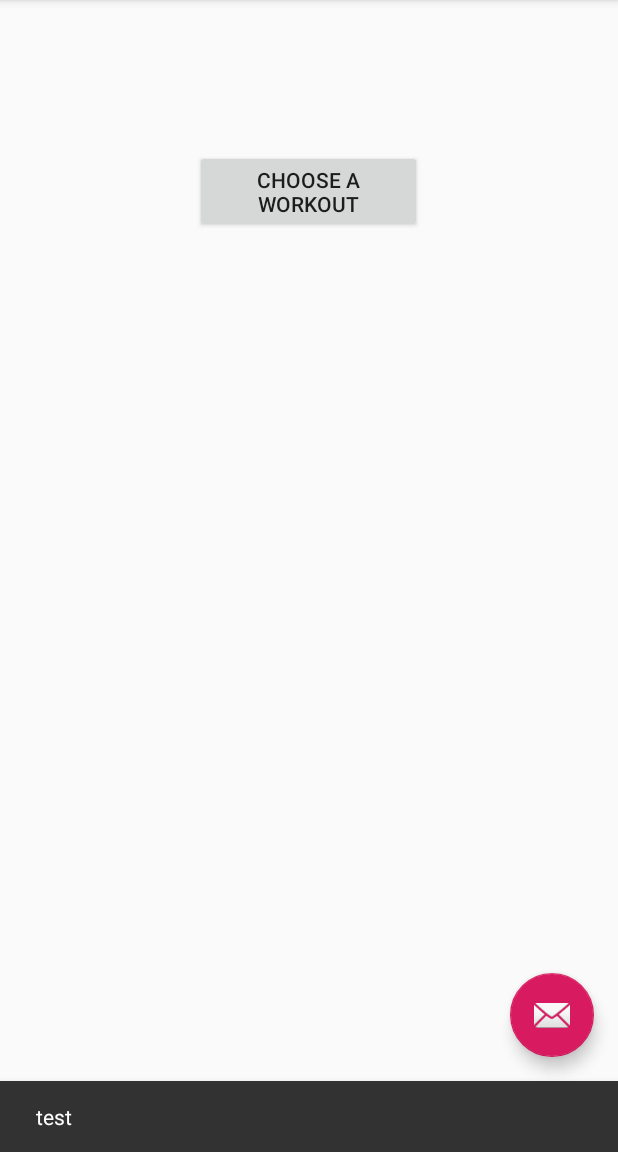
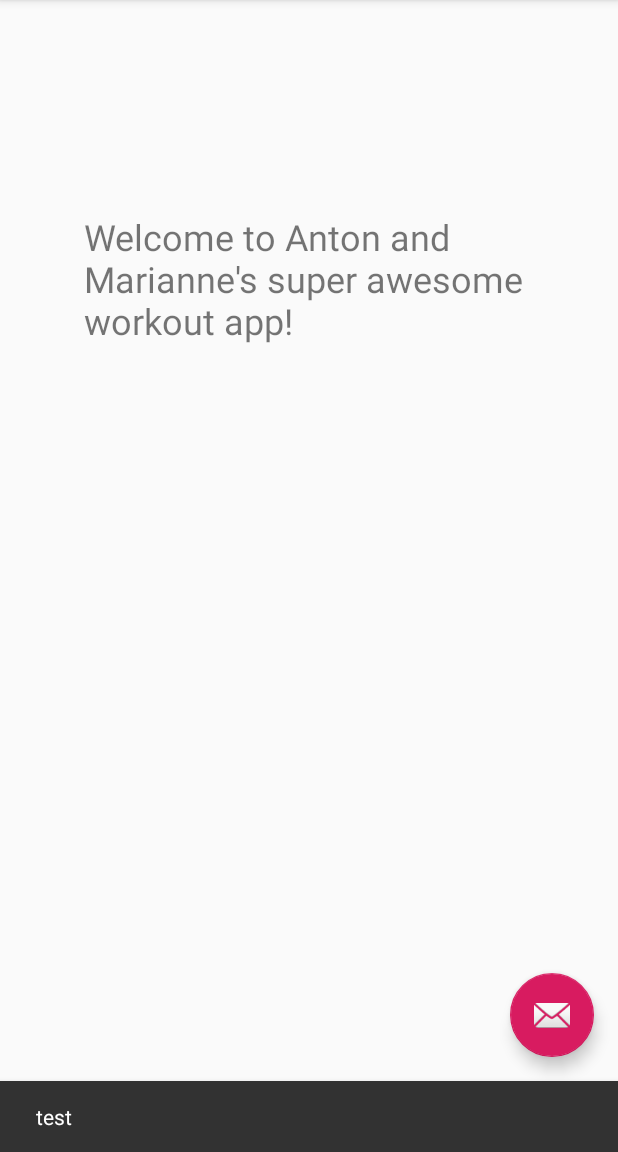
Before and after one commit to Mri1412/myPetProject, an Android app: the screen it shows after launch (MainActivity), after a tap on an icon or button, on a phone screen of 412 x 824 dp, the part 84-1236 px from its top. Run offline under Robolectric (Android 15) with nearby library versions, the phone set to English and light mode, and no system bars.

Commit message:
super important welcome text added

```diff
--- a/app/src/main/res/layout/content_main.xml
+++ b/app/src/main/res/layout/content_main.xml
@@ -8,20 +8,35 @@
     tools:context=".MainActivity"
     tools:showIn="@layout/activity_main">
 
+    <TextView
+        android:id="@+id/textView"
+        android:layout_width="135pt"
+        android:layout_height="wrap_content"
+        android:text="@string/welcome_text"
+        android:textSize="24sp"
+        app:layout_constraintBottom_toBottomOf="parent"
+        app:layout_constraintLeft_toLeftOf="parent"
+        app:layout_constraintRight_toRightOf="parent"
+        app:layout_constraintTop_toTopOf="parent"
+        app:layout_constraintVertical_bias="0.208" />
+
     <Button
         android:id="@+id/buttonWorkout"
         android:layout_width="151dp"
         android:layout_height="55dp"
         android:layout_marginStart="130dp"
         android:layout_marginLeft="130dp"
-        android:layout_marginTop="100dp"
+        android:layout_marginTop="300dp"
         android:layout_marginEnd="130dp"
         android:layout_marginRight="130dp"
+        android:layout_marginBottom="264dp"
         android:text="@string/choose_workout_button"
         android:visibility="visible"
+        app:layout_constraintBottom_toTopOf="@+id/textView"
         app:layout_constraintEnd_toEndOf="parent"
         app:layout_constraintHorizontal_bias="0.0"
         app:layout_constraintStart_toStartOf="parent"
-        app:layout_constraintTop_toTopOf="parent" />
+        app:layout_constraintTop_toTopOf="parent"
+        app:layout_constraintVertical_bias="0.0" />
 
 </androidx.constraintlayout.widget.ConstraintLayout>
--- a/app/src/main/res/values/strings.xml
+++ b/app/src/main/res/values/strings.xml
@@ -5,4 +5,5 @@
     <string name="workout_button_1">Workout Anton</string>
     <string name="workout_button_2">Workout Marianne</string>
     <string name="start_workout_button">Start</string>
+    <string name="welcome_text">Welcome to Anton and Marianne\'s super awesome workout app!</string>
 </resources>
```
